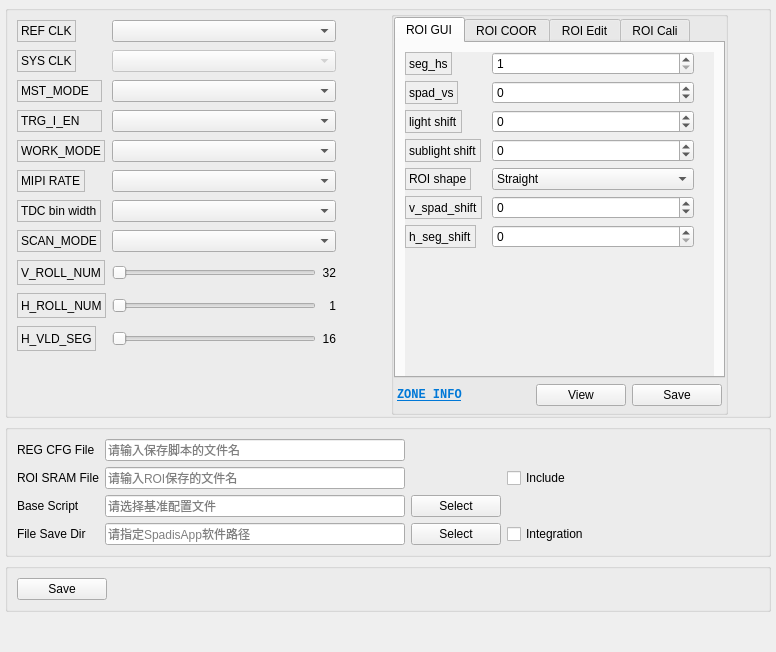
HongGang-Pub/Adaps, file Hawk/HawkGUI_v002/GUI/uis/pages/main_pages.ui: the form before one commit.
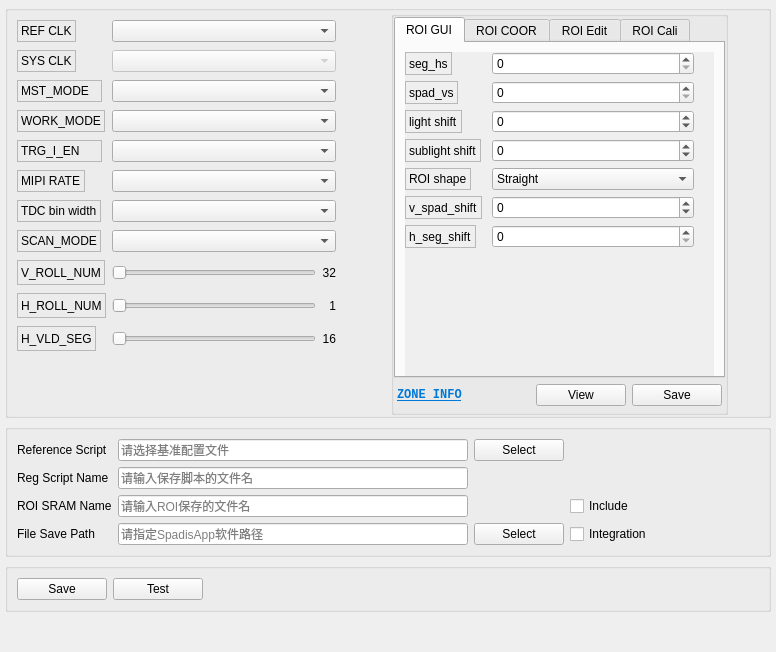
The form after the commit. The open tabs and pages were chosen to show the change. Custom widgets are drawn as their Qt base class.

```diff
--- a/Hawk/HawkGUI_v002/GUI/uis/pages/main_pages.ui
+++ b/Hawk/HawkGUI_v002/GUI/uis/pages/main_pages.ui
@@ -227,37 +227,6 @@
               <widget class="QComboBox" name="MST_MODE_ComboBox"/>
              </item>
              <item row="3" column="0">
-              <widget class="QLabel" name="TRG_I_EN_Label">
-               <property name="minimumSize">
-                <size>
-                 <width>85</width>
-                 <height>0</height>
-                </size>
-               </property>
-               <property name="maximumSize">
-                <size>
-                 <width>85</width>
-                 <height>16777215</height>
-                </size>
-               </property>
-               <property name="font">
-                <font>
-                 <family>Microsoft YaHei UI</family>
-                 <pointsize>9</pointsize>
-                </font>
-               </property>
-               <property name="frameShape">
-                <enum>QFrame::StyledPanel</enum>
-               </property>
-               <property name="text">
-                <string>TRG_I_EN</string>
-               </property>
-              </widget>
-             </item>
-             <item row="3" column="1">
-              <widget class="QComboBox" name="TRG_I_EN_ComboBox"/>
-             </item>
-             <item row="4" column="0">
               <widget class="QLabel" name="WORK_MODE_Label">
                <property name="sizePolicy">
                 <sizepolicy hsizetype="Preferred" vsizetype="Preferred">
@@ -291,7 +260,7 @@
                </property>
               </widget>
              </item>
-             <item row="4" column="1">
+             <item row="3" column="1">
               <widget class="QComboCheckBox" name="WORK_MODE_ComboBox">
                <property name="font">
                 <font>
@@ -302,6 +271,37 @@
                </property>
               </widget>
              </item>
+             <item row="4" column="0">
+              <widget class="QLabel" name="TRG_I_EN_Label">
+               <property name="minimumSize">
+                <size>
+                 <width>85</width>
+                 <height>0</height>
+                </size>
+               </property>
+               <property name="maximumSize">
+                <size>
+                 <width>85</width>
+                 <height>16777215</height>
+                </size>
+               </property>
+               <property name="font">
+                <font>
+                 <family>Microsoft YaHei UI</family>
+                 <pointsize>9</pointsize>
+                </font>
+               </property>
+               <property name="frameShape">
+                <enum>QFrame::StyledPanel</enum>
+               </property>
+               <property name="text">
+                <string>TRG_I_EN</string>
+               </property>
+              </widget>
+             </item>
+             <item row="4" column="1">
+              <widget class="QComboBox" name="TRG_I_EN_ComboBox"/>
+             </item>
              <item row="5" column="0">
               <widget class="QLabel" name="MIPI_RATE_Label">
                <property name="sizePolicy">
@@ -953,10 +953,13 @@
                      <item row="0" column="1">
                       <widget class="QSpinBox" name="seg_hs_spinBox">
                        <property name="minimum">
-                        <number>1</number>
+                        <number>0</number>
                        </property>
                        <property name="maximum">
-                        <number>16</number>
+                        <number>15</number>
+                       </property>
+                       <property name="value">
+                        <number>0</number>
                        </property>
                       </widget>
                      </item>
@@ -995,10 +998,10 @@
                      <item row="1" column="1">
                       <widget class="QSpinBox" name="spad_vs_spinBox">
                        <property name="minimum">
-                        <number>-575</number>
+                        <number>0</number>
                        </property>
                        <property name="maximum">
-                        <number>576</number>
+                        <number>575</number>
                        </property>
                       </widget>
                      </item>
@@ -2246,48 +2249,53 @@
           <property name="bottomMargin">
            <number>9</number>
           </property>
+          <item row="4" column="0">
+           <widget class="QLabel" name="roi_sram_name_Label">
+            <property name="font">
+             <font>
+              <family>Microsoft YaHei UI</family>
+              <pointsize>9</pointsize>
+             </font>
+            </property>
+            <property name="text">
+             <string>ROI SRAM Name</string>
+            </property>
+           </widget>
+          </item>
+          <item row="6" column="0">
+           <widget class="QLabel" name="file_save_dir_Label">
+            <property name="minimumSize">
+             <size>
+              <width>0</width>
+              <height>0</height>
+             </size>
+            </property>
+            <property name="maximumSize">
+             <size>
+              <width>16777215</width>
+              <height>16777215</height>
+             </size>
+            </property>
+            <property name="font">
+             <font>
+              <family>Microsoft YaHei UI</family>
+              <pointsize>9</pointsize>
+              <bold>false</bold>
+             </font>
+            </property>
+            <property name="frameShape">
+             <enum>QFrame::NoFrame</enum>
+            </property>
+            <property name="frameShadow">
+             <enum>QFrame::Raised</enum>
+            </property>
+            <property name="text">
+             <string>File Save Path</string>
+            </property>
+           </widget>
+          </item>
           <item row="4" column="1">
-           <widget class="QLineEdit" name="base_script_LineEdit">
-            <property name="enabled">
-             <bool>true</bool>
-            </property>
-            <property name="sizePolicy">
-             <sizepolicy hsizetype="Preferred" vsizetype="Fixed">
-              <horstretch>0</horstretch>
-              <verstretch>0</verstretch>
-             </sizepolicy>
-            </property>
-            <property name="minimumSize">
-             <size>
-              <width>0</width>
-              <height>0</height>
-             </size>
-            </property>
-            <property name="maximumSize">
-             <size>
-              <width>500</width>
-              <height>16777215</height>
-             </size>
-            </property>
-            <property name="focusPolicy">
-             <enum>Qt::StrongFocus</enum>
-            </property>
-            <property name="readOnly">
-             <bool>true</bool>
-            </property>
-            <property name="placeholderText">
-             <string>请选择基准配置文件</string>
-            </property>
-           </widget>
-          </item>
-          <item row="1" column="1">
-           <widget class="QLineEdit" name="REG_CFG_File_LineEdit">
-            <property name="minimumSize">
-             <size>
-              <width>0</width>
-              <height>0</height>
-             </size>
-            </property>
+           <widget class="QLineEdit" name="roi_sram_name_LineEdit">
             <property name="maximumSize">
              <size>
               <width>500</width>
@@ -2301,18 +2309,34 @@
              </font>
             </property>
             <property name="placeholderText">
-             <string>请输入保存脚本的文件名</string>
+             <string>请输入ROI保存的文件名</string>
             </property>
            </widget>
           </item>
-          <item row="3" column="3">
-           <widget class="QCheckBox" name="ROI_Sram_File_CheckBox">
+          <item row="4" column="3">
+           <widget class="QCheckBox" name="roi_sram_name_CheckBox">
             <property name="text">
              <string>Include</string>
             </property>
            </widget>
           </item>
-          <item row="5" column="2">
+          <item row="6" column="4">
+           <spacer name="horizontalSpacer_5">
+            <property name="orientation">
+             <enum>Qt::Horizontal</enum>
+            </property>
+            <property name="sizeType">
+             <enum>QSizePolicy::MinimumExpanding</enum>
+            </property>
+            <property name="sizeHint" stdset="0">
+             <size>
+              <width>30</width>
+              <height>20</height>
+             </size>
+            </property>
+           </spacer>
+          </item>
+          <item row="6" column="2">
            <widget class="QPushButton" name="file_save_dir_Button">
             <property name="sizePolicy">
              <sizepolicy hsizetype="Maximum" vsizetype="Fixed">
@@ -2331,129 +2355,14 @@
             </property>
            </widget>
           </item>
-          <item row="5" column="3">
+          <item row="6" column="3">
            <widget class="QCheckBox" name="SPADISS_Integration_CheckBox">
             <property name="text">
              <string>Integration</string>
             </property>
            </widget>
           </item>
-          <item row="1" column="0">
-           <widget class="QLabel" name="REG_CFG_File_Label">
-            <property name="font">
-             <font>
-              <family>Microsoft YaHei UI</family>
-              <pointsize>9</pointsize>
-             </font>
-            </property>
-            <property name="text">
-             <string>REG CFG File</string>
-            </property>
-           </widget>
-          </item>
-          <item row="4" column="0">
-           <widget class="QLabel" name="base_script_Label">
-            <property name="minimumSize">
-             <size>
-              <width>0</width>
-              <height>0</height>
-             </size>
-            </property>
-            <property name="maximumSize">
-             <size>
-              <width>16777215</width>
-              <height>16777215</height>
-             </size>
-            </property>
-            <property name="font">
-             <font>
-              <family>Microsoft YaHei UI</family>
-              <pointsize>9</pointsize>
-              <bold>false</bold>
-             </font>
-            </property>
-            <property name="frameShape">
-             <enum>QFrame::NoFrame</enum>
-            </property>
-            <property name="frameShadow">
-             <enum>QFrame::Raised</enum>
-            </property>
-            <property name="text">
-             <string>Base Script</string>
-            </property>
-           </widget>
-          </item>
-          <item row="5" column="0">
-           <widget class="QLabel" name="file_save_dir_Label">
-            <property name="minimumSize">
-             <size>
-              <width>0</width>
-              <height>0</height>
-             </size>
-            </property>
-            <property name="maximumSize">
-             <size>
-              <width>16777215</width>
-              <height>16777215</height>
-             </size>
-            </property>
-            <property name="font">
-             <font>
-              <family>Microsoft YaHei UI</family>
-              <pointsize>9</pointsize>
-              <bold>false</bold>
-             </font>
-            </property>
-            <property name="frameShape">
-             <enum>QFrame::NoFrame</enum>
-            </property>
-            <property name="frameShadow">
-             <enum>QFrame::Raised</enum>
-            </property>
-            <property name="text">
-             <string>File Save Dir</string>
-            </property>
-           </widget>
-          </item>
-          <item row="4" column="2">
-           <widget class="QPushButton" name="base_script_Button">
-            <property name="sizePolicy">
-             <sizepolicy hsizetype="Maximum" vsizetype="Fixed">
-              <horstretch>0</horstretch>
-              <verstretch>0</verstretch>
-             </sizepolicy>
-            </property>
-            <property name="minimumSize">
-             <size>
-              <width>90</width>
-              <height>0</height>
-             </size>
-            </property>
-            <property name="text">
-             <string>Select</string>
-            </property>
-           </widget>
-          </item>
-          <item row="3" column="1">
-           <widget class="QLineEdit" name="ROI_SRAM_File_LineEdit">
-            <property name="maximumSize">
-             <size>
-              <width>500</width>
-              <height>16777215</height>
-             </size>
-            </property>
-            <property name="font">
-             <font>
-              <family>Microsoft YaHei UI</family>
-              <pointsize>9</pointsize>
-             </font>
-            </property>
-            <property name="placeholderText">
-             <string>请输入ROI保存的文件名</string>
-            </property>
-           </widget>
-          </item>
-          <item row="5" column="1">
+          <item row="6" column="1">
            <widget class="QLineEdit" name="file_save_dir_LineEdit">
             <property name="enabled">
              <bool>true</bool>
@@ -2466,7 +2375,7 @@
             </property>
             <property name="minimumSize">
              <size>
-              <width>300</width>
+              <width>350</width>
               <height>0</height>
              </size>
             </property>
@@ -2480,15 +2389,15 @@
              <enum>Qt::StrongFocus</enum>
             </property>
             <property name="readOnly">
-             <bool>true</bool>
+             <bool>false</bool>
             </property>
             <property name="placeholderText">
              <string>请指定SpadisApp软件路径</string>
             </property>
            </widget>
           </item>
-          <item row="3" column="0">
-           <widget class="QLabel" name="ROI_SRAM_File_Label">
+          <item row="2" column="0">
+           <widget class="QLabel" name="reg_script_name_Label">
             <property name="font">
              <font>
               <family>Microsoft YaHei UI</family>
@@ -2496,25 +2405,119 @@
              </font>
             </property>
             <property name="text">
-             <string>ROI SRAM File</string>
+             <string>Reg Script Name</string>
             </property>
            </widget>
           </item>
-          <item row="5" column="4">
-           <spacer name="horizontalSpacer_5">
-            <property name="orientation">
-             <enum>Qt::Horizontal</enum>
+          <item row="2" column="1">
+           <widget class="QLineEdit" name="reg_script_name_LineEdit">
+            <property name="minimumSize">
+             <size>
+              <width>0</width>
+              <height>0</height>
+             </size>
             </property>
-            <property name="sizeType">
-             <enum>QSizePolicy::MinimumExpanding</enum>
+            <property name="maximumSize">
+             <size>
+              <width>500</width>
+              <height>16777215</height>
+             </size>
             </property>
-            <property name="sizeHint" stdset="0">
+            <property name="font">
+             <font>
+              <family>Microsoft YaHei UI</family>
+              <pointsize>9</pointsize>
+             </font>
+            </property>
+            <property name="placeholderText">
+             <string>请输入保存脚本的文件名</string>
+            </property>
+           </widget>
+          </item>
+          <item row="1" column="0">
+           <widget class="QLabel" name="reference_script_Label">
+            <property name="minimumSize">
              <size>
-              <width>50</width>
-              <height>20</height>
+              <width>0</width>
+              <height>0</height>
              </size>
             </property>
-           </spacer>
+            <property name="maximumSize">
+             <size>
+              <width>16777215</width>
+              <height>16777215</height>
+             </size>
+            </property>
+            <property name="font">
+             <font>
+              <family>Microsoft YaHei UI</family>
+              <pointsize>9</pointsize>
+              <bold>false</bold>
+             </font>
+            </property>
+            <property name="frameShape">
+             <enum>QFrame::NoFrame</enum>
+            </property>
+            <property name="frameShadow">
+             <enum>QFrame::Raised</enum>
+            </property>
+            <property name="text">
+             <string>Reference Script</string>
+            </property>
+           </widget>
+          </item>
+          <item row="1" column="1">
+           <widget class="QLineEdit" name="reference_script_LineEdit">
+            <property name="enabled">
+             <bool>true</bool>
+            </property>
+            <property name="sizePolicy">
+             <sizepolicy hsizetype="Preferred" vsizetype="Fixed">
+              <horstretch>0</horstretch>
+              <verstretch>0</verstretch>
+             </sizepolicy>
+            </property>
+            <property name="minimumSize">
+             <size>
+              <width>0</width>
+              <height>0</height>
+             </size>
+            </property>
+            <property name="maximumSize">
+             <size>
+              <width>500</width>
+              <height>16777215</height>
+             </size>
+            </property>
+            <property name="focusPolicy">
+             <enum>Qt::StrongFocus</enum>
+            </property>
+            <property name="readOnly">
+             <bool>true</bool>
+            </property>
+            <property name="placeholderText">
+             <string>请选择基准配置文件</string>
+            </property>
+           </widget>
+          </item>
+          <item row="1" column="2">
+           <widget class="QPushButton" name="reference_script_Button">
+            <property name="sizePolicy">
+             <sizepolicy hsizetype="Maximum" vsizetype="Fixed">
+              <horstretch>0</horstretch>
+              <verstretch>0</verstretch>
+             </sizepolicy>
+            </property>
+            <property name="minimumSize">
+             <size>
+              <width>90</width>
+              <height>0</height>
+             </size>
+            </property>
+            <property name="text">
+             <string>Select</string>
+            </property>
+           </widget>
           </item>
          </layout>
         </widget>
@@ -2555,6 +2558,19 @@
           <property name="spacing">
            <number>6</number>
           </property>
+          <item row="0" column="2">
+           <spacer name="horizontalSpacer_3">
+            <property name="orientation">
+             <enum>Qt::Horizontal</enum>
+            </property>
+            <property name="sizeHint" stdset="0">
+             <size>
+              <width>40</width>
+              <height>20</height>
+             </size>
+            </property>
+           </spacer>
+          </item>
           <item row="0" column="0">
            <widget class="QPushButton" name="Save">
             <property name="sizePolicy">
@@ -2584,17 +2600,32 @@
            </widget>
           </item>
           <item row="0" column="1">
-           <spacer name="horizontalSpacer_3">
-            <property name="orientation">
-             <enum>Qt::Horizontal</enum>
+           <widget class="QPushButton" name="Test">
+            <property name="sizePolicy">
+             <sizepolicy hsizetype="Preferred" vsizetype="Fixed">
+              <horstretch>0</horstretch>
+              <verstretch>0</verstretch>
+             </sizepolicy>
             </property>
-            <property name="sizeHint" stdset="0">
+            <property name="minimumSize">
              <size>
-              <width>40</width>
-              <height>20</height>
+              <width>90</width>
+              <height>0</height>
              </size>
             </property>
-           </spacer>
+            <property name="font">
+             <font>
+              <family>Microsoft YaHei UI</family>
+              <pointsize>9</pointsize>
+             </font>
+            </property>
+            <property name="cursor">
+             <cursorShape>PointingHandCursor</cursorShape>
+            </property>
+            <property name="text">
+             <string>Test</string>
+            </property>
+           </widget>
           </item>
          </layout>
         </widget>
```
Left out of the diff: 4 changed lines with no effect on the pictures.
